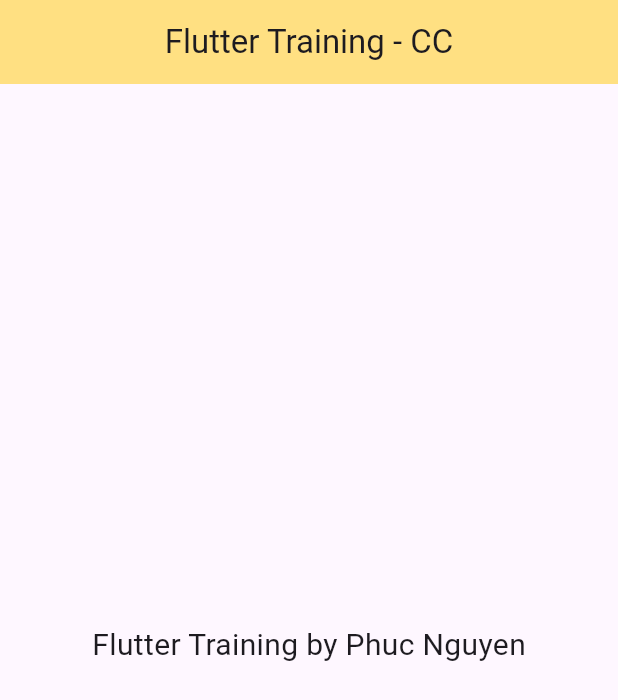
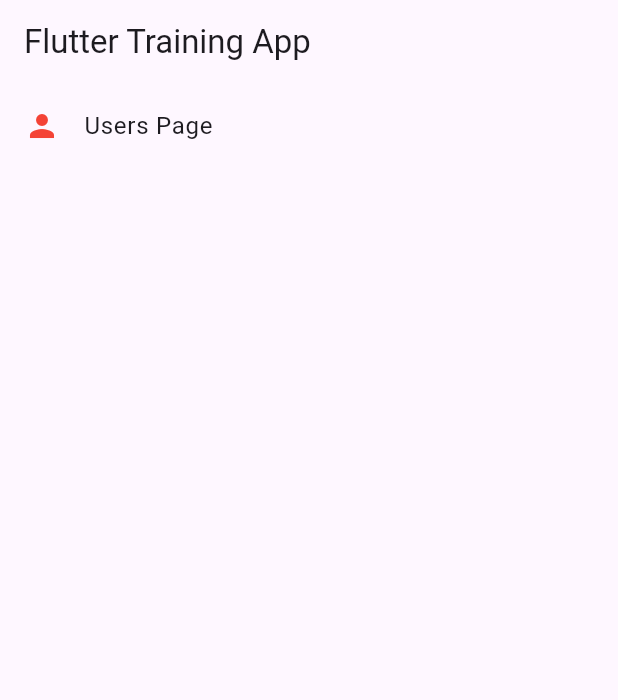
Before and after one commit to nhophucrious/cc_flutter_training, a Flutter app: the screen it shows after launch, on a phone screen of 412 x 824 dp. Shown: the top 700 px of the screen. Run offline on Flutter 3.47's test engine with Material 3 defaults, Android fonts, the phone set to English and light mode, and no system bars; our stand-ins replace dio, get, retrofit; generated files the repository leaves out were written again.

```diff
--- a/lib/main.dart
+++ b/lib/main.dart
@@ -1,4 +1,6 @@
+import 'package:cc_flutter_training/ui/views/home_page.dart';
 import 'package:flutter/material.dart';
+import 'package:get/route_manager.dart';
 
 void main() {
   runApp(const MyApp());
@@ -10,43 +12,9 @@ class MyApp extends StatelessWidget {
   // This widget is the root of your application.
   @override
   Widget build(BuildContext context) {
-    return MaterialApp(
-      title: 'Flutter Demo',
-      theme: ThemeData(
-        colorScheme: ColorScheme.fromSeed(seedColor: Colors.deepPurple),
-        useMaterial3: true,
-      ),
-      home: const HomePage()
+    return const  GetMaterialApp(
+      title: 'Flutter Training',
+      home:  HomePage()
     );
   }
 }
-
-class HomePage extends StatelessWidget {
-  const HomePage({super.key});
-
-  @override
-  Widget build(BuildContext context) {
-    return Scaffold(
-      appBar: AppBar(
-        title: const Text('Flutter Training - CC',),
-        centerTitle: true,
-        backgroundColor: Colors.amber[200],
-      ),
-      body: const SafeArea(
-        child: Center(
-          child: Column(
-            mainAxisAlignment: MainAxisAlignment.center,
-            children: <Widget>[
-               Text(
-                'Flutter Training by Phuc Nguyen',
-                style: TextStyle(fontSize: 20),
-              ),
-               SizedBox(height: 20),
-
-            ],
-          ),
-        ),
-      )
-    );
-  }
-}
--- /dev/null
+++ b/lib/ui/views/home_page.dart
@@ -0,0 +1,28 @@
+import 'package:cc_flutter_training/ui/views/users_page.dart';
+import 'package:flutter/material.dart';
+import 'package:get/route_manager.dart';
+
+class HomePage extends StatelessWidget {
+  const HomePage({super.key});
+
+  @override
+  Widget build(BuildContext context) {
+    return Scaffold(
+      appBar: AppBar(title: const Text('Flutter Training App'),),
+      body: Center(
+        child: ListView(
+          children: [
+            ListTile(
+              iconColor: Colors.red,
+              leading: const Icon(Icons.person),
+              title: const Text('Users Page'),
+              onTap: () {
+                Get.to(() => const UsersPage());
+              },
+            ),
+          ],
+        ),
+      ),
+    );
+  }
+}
--- a/pubspec.yaml
+++ b/pubspec.yaml
@@ -19,7 +19,7 @@ publish_to: 'none' # Remove this line if you wish to publish to pub.dev
 version: 1.0.0+1
 
 environment:
-  sdk: '>=3.4.4 <4.0.0'
+  sdk: '>=3.1.5 <4.0.0'
 
 # Dependencies specify other packages that your package needs in order to work.
 # To automatically upgrade your package dependencies to the latest versions
@@ -34,7 +34,7 @@ dependencies:
   retrofit: '>=4.0.0 <5.0.0'
   logger: any  #for logging purpose
   json_annotation: ^4.8.1
-  floor: ^1.5.0
+  floor: ^1.4.2
 
 
   # The following adds the Cupertino Icons font to your application.
```
Also changed, not shown: lib/service/api_service.dart (added, +13 -0 lines), lib/ui/models/address_model.dart (added, +24 -0 lines), lib/ui/models/company_model.dart (added, +19 -0 lines), lib/ui/models/geo_model.dart (added, +17 -0 lines), lib/ui/models/user_model.dart (added, +31 -0 lines), lib/ui/views/users_page.dart (added, +43 -0 lines), lib/service/api_service.g.dart (added), lib/ui/models/address_model.g.dart (added), lib/ui/models/company_model.g.dart (added), lib/ui/models/geo_model.g.dart (added), lib/ui/models/user_model.g.dart (added), pubspec.lock.
